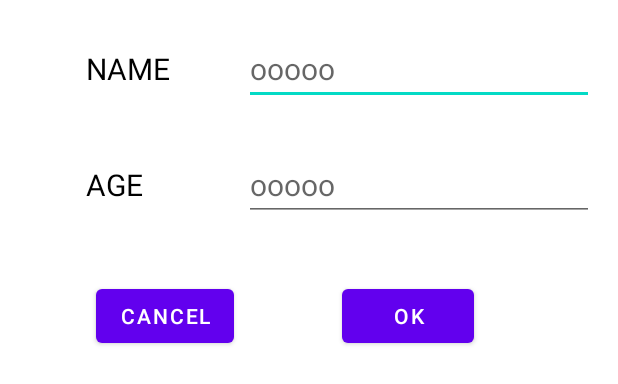
After one commit to unKeem/viewpager2_fragment, an Android app: the layout dialog_custom.xml on its own in the app's theme, with its tools: preview values and no code run, on a phone screen of 412 x 824 dp. The commit adds this screen. Shown: the top 384 px of the screen. Run offline under Robolectric (Android 15) with nearby library versions, the phone set to English and light mode, and no system bars.

Commit message:
[update] files

```diff
--- a/drawerviewpagerfragmentmenu/build.gradle
+++ b/drawerviewpagerfragmentmenu/build.gradle
@@ -30,10 +30,14 @@ android {
     kotlinOptions {
         jvmTarget = '1.8'
     }
+    viewBinding{
+        enabled true
+    }
 }
 
 dependencies {
-
+    implementation 'androidx.drawerlayout:drawerlayout:1.1.1'
+    implementation 'androidx.viewpager2:viewpager2:1.0.0'
     implementation 'androidx.core:core-ktx:1.7.0'
     implementation 'androidx.appcompat:appcompat:1.5.1'
     implementation 'com.google.android.material:material:1.7.0'
--- /dev/null
+++ b/drawerviewpagerfragmentmenu/src/main/java/com/example/drawerviewpagerfragmentmenu/DataVO.kt
@@ -0,0 +1,3 @@
+package com.example.drawerviewpagerfragmentmenu
+
+data class DataVO(val name:String, val age:String, val picture:Int)
--- /dev/null
+++ b/drawerviewpagerfragmentmenu/src/main/res/drawable/ic_add.xml
@@ -0,0 +1,5 @@
+<vector android:height="24dp" android:tint="#000000"
+    android:viewportHeight="24" android:viewportWidth="24"
+    android:width="24dp" xmlns:android="http://schemas.android.com/apk/res/android">
+    <path android:fillColor="@android:color/white" android:pathData="M19,13h-6v6h-2v-6H5v-2h6V5h2v6h6v2z"/>
+</vector>
--- /dev/null
+++ b/drawerviewpagerfragmentmenu/src/main/res/layout/dialog_custom.xml
@@ -0,0 +1,87 @@
+<?xml version="1.0" encoding="utf-8"?>
+<androidx.constraintlayout.widget.ConstraintLayout xmlns:android="http://schemas.android.com/apk/res/android"
+    xmlns:app="http://schemas.android.com/apk/res-auto"
+    xmlns:tools="http://schemas.android.com/tools"
+    android:layout_width="match_parent"
+    android:layout_height="match_parent">
+
+    <TextView
+        android:id="@+id/dialog_tv_name"
+        android:layout_width="wrap_content"
+        android:layout_height="wrap_content"
+        android:layout_marginStart="8dp"
+        android:layout_marginTop="32dp"
+        android:text="NAME"
+        android:textColor="@color/black"
+        android:textSize="20dp"
+        app:layout_constraintEnd_toStartOf="@+id/dialog_etv_name"
+        app:layout_constraintStart_toStartOf="parent"
+        app:layout_constraintTop_toTopOf="parent" />
+
+    <EditText
+        android:id="@+id/dialog_etv_name"
+        android:layout_width="wrap_content"
+        android:layout_height="wrap_content"
+        android:layout_marginEnd="16dp"
+        android:ems="10"
+        android:inputType="textPersonName"
+        android:textColor="@color/black"
+        android:textSize="20dp"
+        android:hint="ooooo"
+        app:layout_constraintBottom_toBottomOf="@+id/dialog_tv_name"
+        app:layout_constraintEnd_toEndOf="parent"
+        app:layout_constraintTop_toTopOf="@+id/dialog_tv_name" />
+
+
+    <TextView
+        android:id="@+id/dialog_tv_age"
+        android:layout_width="wrap_content"
+        android:layout_height="wrap_content"
+        android:layout_marginStart="55dp"
+        android:layout_marginTop="50dp"
+        android:layout_marginEnd="66dp"
+        android:text="AGE"
+        android:textColor="@color/black"
+        android:textSize="20dp"
+        app:layout_constraintEnd_toStartOf="@+id/dialog_etv_age"
+        app:layout_constraintStart_toStartOf="parent"
+        app:layout_constraintTop_toBottomOf="@+id/dialog_tv_name" />
+
+    <EditText
+        android:id="@+id/dialog_etv_age"
+        android:layout_width="wrap_content"
+        android:layout_height="wrap_content"
+        android:layout_marginEnd="16dp"
+        android:ems="10"
+        android:hint="ooooo"
+        android:inputType="textPersonName"
+        android:textColor="@color/black"
+        android:textSize="20dp"
+        app:layout_constraintBottom_toBottomOf="@+id/dialog_tv_age"
+        app:layout_constraintEnd_toEndOf="parent"
+        app:layout_constraintTop_toTopOf="@+id/dialog_tv_age" />
+
+    <Button
+        android:id="@+id/dialog_btn_cancle"
+        android:layout_width="wrap_content"
+        android:layout_height="wrap_content"
+        android:layout_marginStart="64dp"
+        android:layout_marginTop="50dp"
+        android:layout_marginEnd="72dp"
+        android:text="cancel"
+        app:layout_constraintEnd_toStartOf="@+id/dialog_btn_ok"
+        app:layout_constraintStart_toStartOf="parent"
+        app:layout_constraintTop_toBottomOf="@+id/dialog_tv_age" />
+
+    <Button
+        android:id="@+id/dialog_btn_ok"
+        android:layout_width="wrap_content"
+        android:layout_height="wrap_content"
+        android:layout_marginStart="72dp"
+        android:text="ok"
+        app:layout_constraintBottom_toBottomOf="@+id/dialog_btn_cancle"
+        app:layout_constraintStart_toEndOf="@+id/dialog_btn_cancle"
+        app:layout_constraintTop_toTopOf="@+id/dialog_btn_cancle" />
+
+
+</androidx.constraintlayout.widget.ConstraintLayout>
--- a/drawerviewpagerfragmentmenu/src/main/res/values/strings.xml
+++ b/drawerviewpagerfragmentmenu/src/main/res/values/strings.xml
@@ -1,3 +1,7 @@
 <resources>
     <string name="app_name">DrawerViewpagerFragmentMenu</string>
+    <string name="drawer_opend">Drawer Open</string>
+    <string name="drawer_closed">Drawer Closed</string>
+    <!-- TODO: Remove or change this placeholder text -->
+    <string name="hello_blank_fragment">Hello blank fragment</string>
 </resources>
--- a/drawerviewpagerfragmentmenu/src/main/res/values/themes.xml
+++ b/drawerviewpagerfragmentmenu/src/main/res/values/themes.xml
@@ -1,6 +1,6 @@
 <resources xmlns:tools="http://schemas.android.com/tools">
     <!-- Base application theme. -->
-    <style name="Theme.Viewpager2_fragment" parent="Theme.MaterialComponents.DayNight.DarkActionBar">
+    <style name="Theme.Viewpager2_fragment" parent="Theme.MaterialComponents.DayNight.NoActionBar">
         <!-- Primary brand color. -->
         <item name="colorPrimary">@color/purple_500</item>
         <item name="colorPrimaryVariant">@color/purple_700</item>
```
Also changed, not shown: drawerviewpagerfragmentmenu/src/main/java/com/example/drawerviewpagerfragmentmenu/FirstFragment.kt (added, +25 -0 lines), drawerviewpagerfragmentmenu/src/main/java/com/example/drawerviewpagerfragmentmenu/SecondFragment.kt (added, +23 -0 lines), drawerviewpagerfragmentmenu/src/main/java/com/example/drawerviewpagerfragmentmenu/ThirdFragment.kt (added, +24 -0 lines), drawerviewpagerfragmentmenu/src/main/res/layout/activity_main.xml (+44 -10 lines), drawerviewpagerfragmentmenu/src/main/res/layout/fragment_first.xml (added, +29 -0 lines), drawerviewpagerfragmentmenu/src/main/res/layout/fragment_second.xml (added, +14 -0 lines), drawerviewpagerfragmentmenu/src/main/res/layout/fragment_third.xml (added, +16 -0 lines), drawerviewpagerfragmentmenu/src/main/res/layout/item_main.xml (added, +46 -0 lines).
